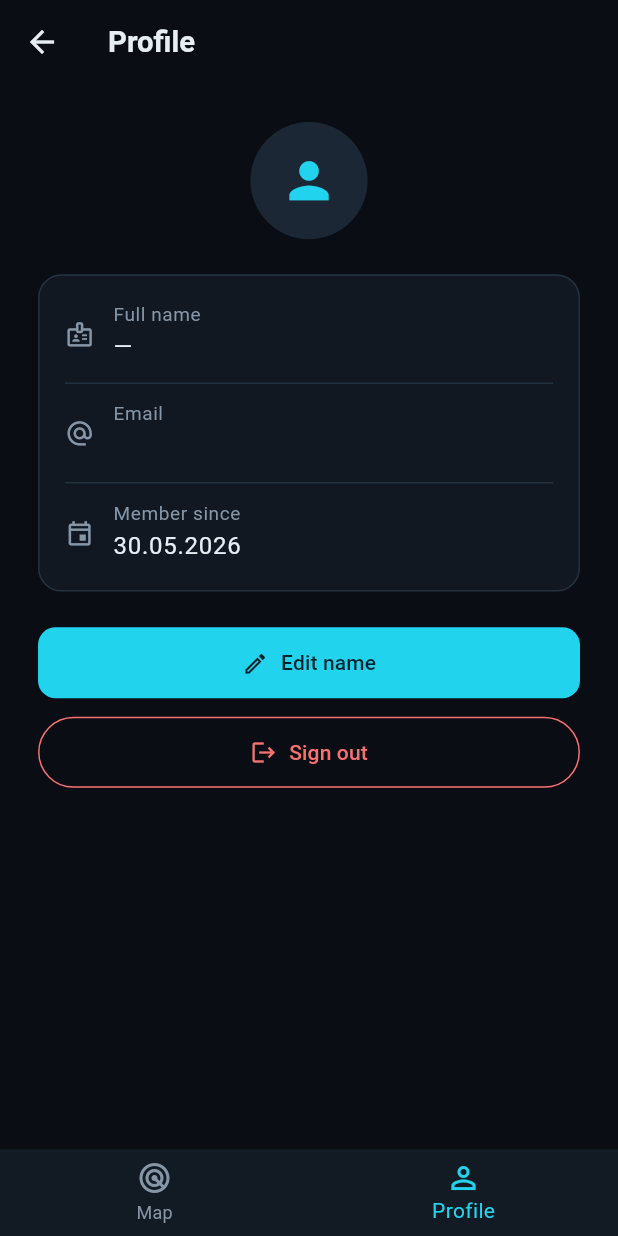
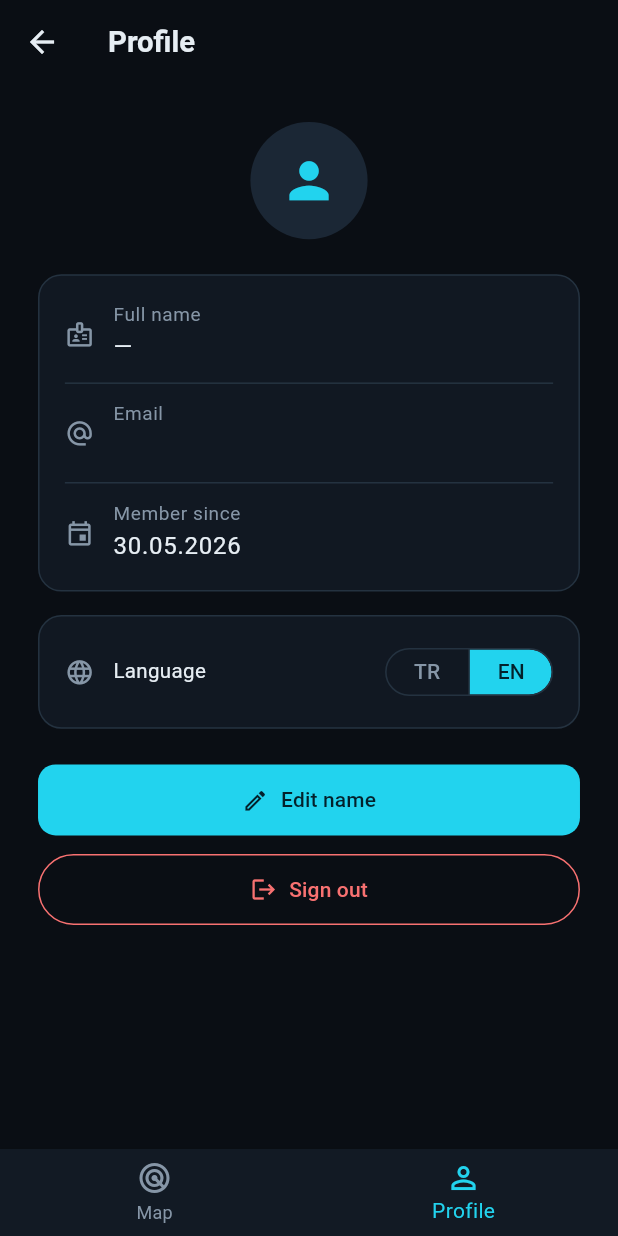
Before and after one commit to AHMETFAKI/skytracker, a Flutter app: the ProfilePage screen opened by its route, on a phone screen of 412 x 824 dp. Run offline on Flutter 3.47's test engine with Material 3 defaults, Android fonts, the phone set to English and light mode, and no system bars; our stand-ins replace auto_route, cloud_firestore, dio, easy_localization, firebase_auth, firebase_core and 12 more; missing offline and left inert: maplibre_gl; accounts and stored records are empty; generated files the repository leaves out were written again.

Commit message:
feat: localization & ui polish
Runtime TR/EN language toggle on login and profile, a translation key
parity test guaranteeing both locales stay in sync, and unified failure
messaging so the map error overlay reuses the shared helper.

```diff
--- a/assets/translations/en.json
+++ b/assets/translations/en.json
@@ -46,7 +46,8 @@
     "memberSince": "Member since",
     "editName": "Edit name",
     "logout": "Sign out",
-    "signedOut": "Sign in to view your profile."
+    "signedOut": "Sign in to view your profile.",
+    "language": "Language"
   },
   "auth": {
     "login": {
--- a/assets/translations/tr.json
+++ b/assets/translations/tr.json
@@ -46,7 +46,8 @@
     "memberSince": "Üyelik tarihi",
     "editName": "Adı düzenle",
     "logout": "Çıkış yap",
-    "signedOut": "Profilini görmek için giriş yap."
+    "signedOut": "Profilini görmek için giriş yap.",
+    "language": "Dil"
   },
   "auth": {
     "login": {
--- /dev/null
+++ b/lib/core/widgets/language_toggle.dart
@@ -0,0 +1,43 @@
+import 'package:easy_localization/easy_localization.dart';
+import 'package:flutter/material.dart';
+
+import '../theme/app_colors.dart';
+
+/// Compact TR/EN switch. Reads and updates the active locale via
+/// easy_localization so the whole app re-localizes at runtime.
+class LanguageToggle extends StatelessWidget {
+  const LanguageToggle({super.key});
+
+  static const _locales = [Locale('tr'), Locale('en')];
+
+  @override
+  Widget build(BuildContext context) {
+    final current = context.locale;
+    return SegmentedButton<Locale>(
+      segments: _locales
+          .map(
+            (locale) => ButtonSegment<Locale>(
+              value: locale,
+              label: Text(locale.languageCode.toUpperCase()),
+            ),
+          )
+          .toList(),
+      selected: {_locales.firstWhere((l) => l.languageCode == current.languageCode, orElse: () => _locales.last)},
+      showSelectedIcon: false,
+      onSelectionChanged: (selection) => context.setLocale(selection.first),
+      style: ButtonStyle(
+        visualDensity: VisualDensity.compact,
+        foregroundColor: WidgetStateProperty.resolveWith(
+          (states) => states.contains(WidgetState.selected)
+              ? AppColors.onPrimary
+              : AppColors.onSurfaceMuted,
+        ),
+        backgroundColor: WidgetStateProperty.resolveWith(
+          (states) => states.contains(WidgetState.selected)
+              ? AppColors.primary
+              : Colors.transparent,
+        ),
+      ),
+    );
+  }
+}
--- a/lib/core/widgets/widgets.dart
+++ b/lib/core/widgets/widgets.dart
@@ -4,5 +4,6 @@ export 'app_text_field.dart';
 export 'empty_view.dart';
 export 'failure_snackbar.dart';
 export 'glass_card.dart';
+export 'language_toggle.dart';
 export 'loading_view.dart';
 export 'mock_data_banner.dart';
--- a/lib/features/auth/presentation/pages/login_page.dart
+++ b/lib/features/auth/presentation/pages/login_page.dart
@@ -53,6 +53,11 @@ class LoginPage extends HookConsumerWidget {
               child: Column(
                 crossAxisAlignment: CrossAxisAlignment.stretch,
                 children: [
+                  const Align(
+                    alignment: Alignment.centerRight,
+                    child: LanguageToggle(),
+                  ),
+                  SizedBox(height: 8.h),
                   Icon(Icons.radar, size: 64.sp, color: AppColors.primary),
                   SizedBox(height: 16.h),
                   Text(
--- a/lib/features/flights/presentation/pages/flight_map_page.dart
+++ b/lib/features/flights/presentation/pages/flight_map_page.dart
@@ -195,8 +195,6 @@ class _MapErrorOverlay extends StatelessWidget {
 
   @override
   Widget build(BuildContext context) {
-    final i18nKey =
-        failure is Failure ? (failure! as Failure).i18nKey : 'error.unknown';
     final canFallback =
         failure is Failure && (failure! as Failure).isFallbackCandidate;
 
@@ -211,7 +209,7 @@ class _MapErrorOverlay extends StatelessWidget {
               Icon(Icons.cloud_off, size: 48.sp, color: AppColors.error),
               SizedBox(height: 16.h),
               Text(
-                i18nKey.tr(),
+                failureMessage(failure),
                 textAlign: TextAlign.center,
               ),
               SizedBox(height: 24.h),
--- a/lib/features/profile/presentation/pages/profile_page.dart
+++ b/lib/features/profile/presentation/pages/profile_page.dart
@@ -97,6 +97,17 @@ class _ProfileContent extends ConsumerWidget {
                 label: 'profile.memberSince'.tr(),
                 value: _formatDate(user.createdAt),
               ),
+            ],
+          ),
+        ),
+        SizedBox(height: 16.h),
+        GlassCard(
+          child: Row(
+            children: [
+              Icon(Icons.language, size: 20.sp, color: AppColors.onSurfaceMuted),
+              SizedBox(width: 12.w),
+              Expanded(child: Text('profile.language'.tr())),
+              const LanguageToggle(),
             ],
           ),
         ),
```
Also changed, not shown: 3 other files.
